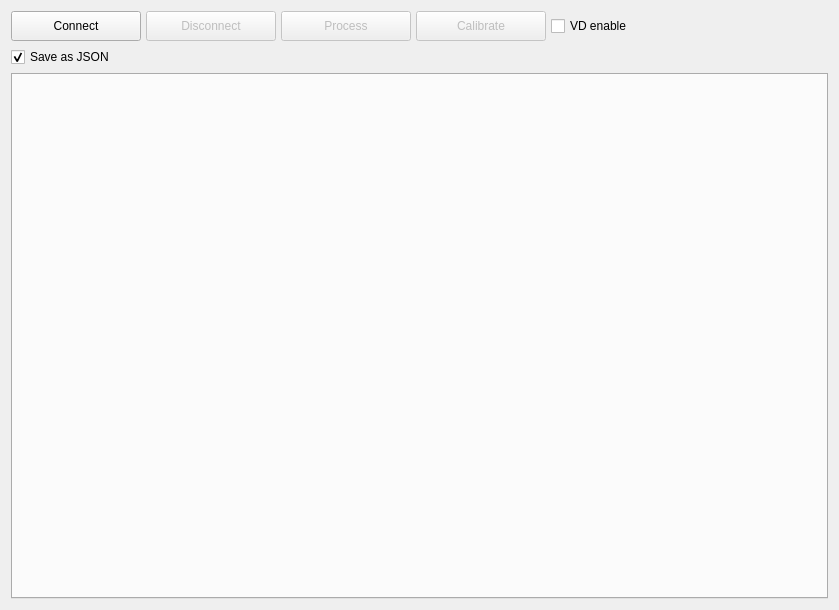
Old version of the form src/mainwindow.ui in the repository ashyfun/reguladocreader.
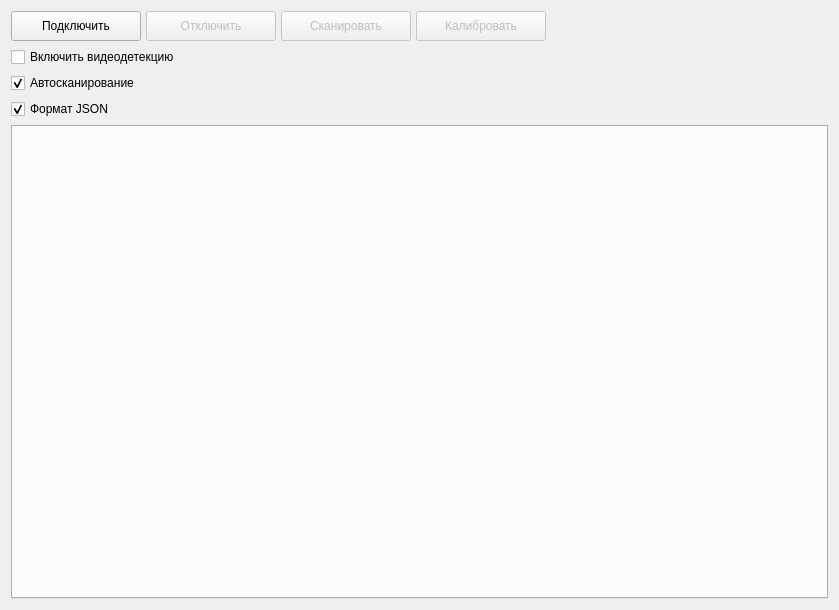
New version of the form.

Commit message: Add autoscan checkbox & merging pages

The edit to the form file:
```diff
--- a/src/mainwindow.ui
+++ b/src/mainwindow.ui
@@ -44,7 +44,7 @@
                   </size>
                 </property>
                 <property name="text">
-                  <string>Connect</string>
+                  <string>Подключить</string>
                 </property>
                 <property name="shortcut">
                   <string>Alt+C</string>
@@ -69,7 +69,7 @@
                   </size>
                 </property>
                 <property name="text">
-                  <string>Disconnect</string>
+                  <string>Отключить</string>
                 </property>
                 <property name="shortcut">
                   <string>Alt+D</string>
@@ -94,7 +94,7 @@
                   </size>
                 </property>
                 <property name="text">
-                  <string>Process</string>
+                  <string>Сканировать</string>
                 </property>
                 <property name="shortcut">
                   <string>F3</string>
@@ -119,20 +119,13 @@
                   </size>
                 </property>
                 <property name="text">
-                  <string>Calibrate</string>
+                  <string>Калибровать</string>
                 </property>
                 <property name="shortcut">
                   <string>Ctrl+R</string>
                 </property>
               </widget>
             </item>
-            <item>
-              <widget class="QCheckBox" name="VdCheckBox">
-                <property name="text">
-                  <string>VD enable</string>
-                </property>
-              </widget>
-            </item>
             <item>
               <spacer name="horizontalSpacer">
                 <property name="orientation">
@@ -148,10 +141,27 @@
             </item>
           </layout>
         </item>
+        <item>
+          <widget class="QCheckBox" name="VdCheckBox">
+            <property name="text">
+              <string>Включить видеодетекцию</string>
+            </property>
+          </widget>
+        </item>
+        <item>
+          <widget class="QCheckBox" name="AutoscanCheckBox">
+            <property name="text">
+              <string>Автосканирование</string>
+            </property>
+            <property name="checked">
+              <bool>true</bool>
+            </property>
+          </widget>
+        </item>
         <item>
           <widget class="QCheckBox" name="JsonCheckBox">
             <property name="text">
-              <string>Save as JSON</string>
+              <string>Формат JSON</string>
             </property>
             <property name="checked">
               <bool>true</bool>
```
Left out of the diff: 5 changed lines with no effect on the pictures. The commit also changes 4 other files.
